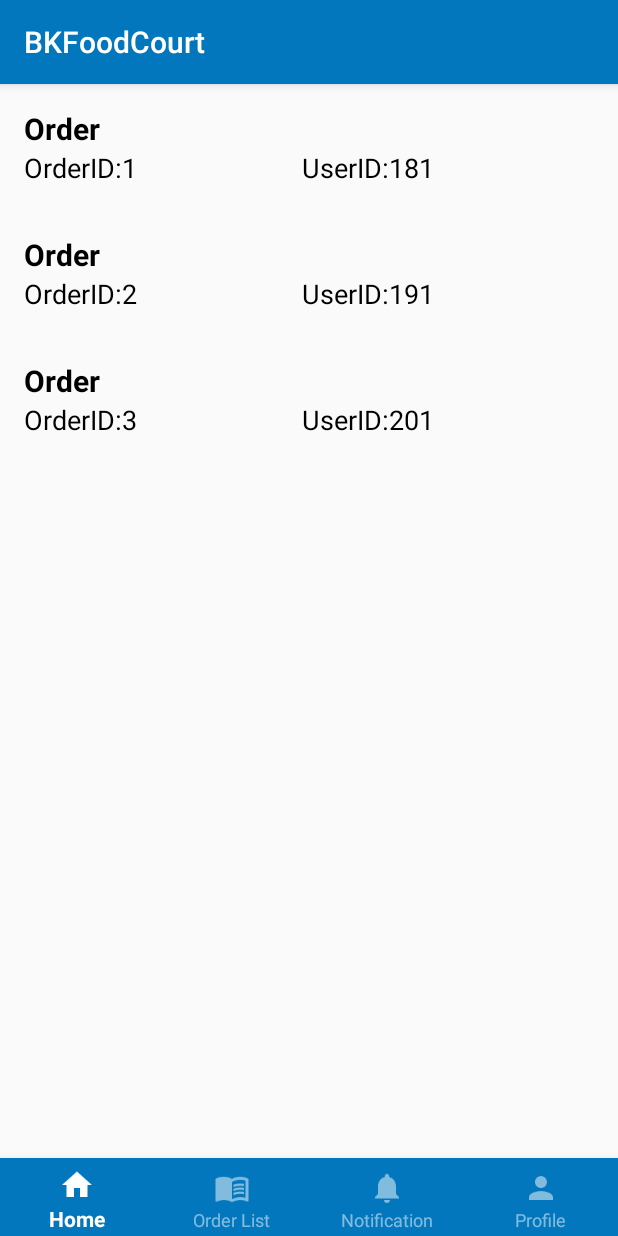
After one commit to binh234/bk-foodcourt, an Android app: the fragment OrderListFragment placed in its activity, on a phone screen of 412 x 824 dp. The commit adds this screen. Run offline under Robolectric (Android 15) with nearby library versions, the phone set to English and light mode, and no system bars.

Commit message:
Cook - OrderList view

```diff
--- a/BKFoodCourt/app/build.gradle
+++ b/BKFoodCourt/app/build.gradle
@@ -26,11 +26,12 @@ android {
 dependencies {
     implementation fileTree(dir: "libs", include: ["*.jar"])
     implementation 'androidx.appcompat:appcompat:1.1.0'
-    implementation 'com.android.support:appcompat-v7:30.1.0'
-    implementation 'com.android.support:design:30.1.0'
+//    implementation 'com.android.support:appcompat-v7:30.1.0'
+//    implementation 'com.android.support:design:30.1.0'
     implementation 'androidx.constraintlayout:constraintlayout:1.1.3'
     implementation 'com.google.firebase:firebase-auth:16.0.5'
     implementation 'com.google.android.material:material:1.1.0'
+    implementation 'androidx.legacy:legacy-support-v4:1.0.0'
     testImplementation 'junit:junit:4.12'
     androidTestImplementation 'androidx.test.ext:junit:1.1.1'
     androidTestImplementation 'androidx.test.espresso:espresso-core:3.2.0'
--- a/BKFoodCourt/app/src/main/java/com/example/bkfoodcourt/Cook.java
+++ b/BKFoodCourt/app/src/main/java/com/example/bkfoodcourt/Cook.java
@@ -1,14 +1,59 @@
 package com.example.bkfoodcourt;
 
 import android.os.Bundle;
+import android.view.MenuItem;
+import android.widget.FrameLayout;
 
+import androidx.annotation.NonNull;
 import androidx.appcompat.app.AppCompatActivity;
+import androidx.fragment.app.Fragment;
+import androidx.fragment.app.FragmentTransaction;
+
+import com.google.android.material.bottomnavigation.BottomNavigationView;
 
 public class Cook extends AppCompatActivity {
+    private BottomNavigationView mMainNav;
+    private FrameLayout mMainFrame;
+    private Fragment homeFragment, orderListFragment, notiFragment, profileFragment;
 
     @Override
     protected void onCreate(Bundle savedInstanceState) {
         super.onCreate(savedInstanceState);
         setContentView(R.layout.activity_cook);
+
+        mMainNav = findViewById(R.id.mainNavigation);
+        mMainFrame = findViewById(R.id.mainFrame);
+        homeFragment = new HomeFragment();
+        orderListFragment = new OrderListFragment();
+        notiFragment = new NotificationFragment();
+        profileFragment = new ProfileFragment();
+
+        mMainNav.setOnNavigationItemSelectedListener(new BottomNavigationView.OnNavigationItemSelectedListener() {
+            @Override
+            public boolean onNavigationItemSelected(@NonNull MenuItem item) {
+                switch(item.getItemId()) {
+                    case R.id.navHome:
+                        setFragment(homeFragment);
+                        return true;
+                    case R.id.navOrderList:
+                        setFragment(orderListFragment);
+                        return true;
+                    case R.id.navNoti:
+                        setFragment(notiFragment);
+                        return true;
+                    case R.id.navProfile:
+                        setFragment(profileFragment);
+                        return true;
+                    default:
+                        return false;
+                }
+            }
+        });
+    }
+
+    private void setFragment(Fragment fragment) {
+        FragmentTransaction fragmentTransaction = getSupportFragmentManager().beginTransaction();
+        fragmentTransaction.replace(R.id.mainFrame, fragment);
+        fragmentTransaction.commit();
     }
 }
--- /dev/null
+++ b/BKFoodCourt/app/src/main/java/com/example/bkfoodcourt/HomeFragment.java
@@ -0,0 +1,63 @@
+package com.example.bkfoodcourt;
+
+import android.os.Bundle;
+import android.view.LayoutInflater;
+import android.view.View;
+import android.view.ViewGroup;
+
+import androidx.fragment.app.Fragment;
+
+/**
+ * A simple {@link Fragment} subclass.
+ * Use the {@link HomeFragment#newInstance} factory method to
+ * create an instance of this fragment.
+ */
+public class HomeFragment extends Fragment {
+
+    // TODO: Rename parameter arguments, choose names that match
+    // the fragment initialization parameters, e.g. ARG_ITEM_NUMBER
+    private static final String ARG_PARAM1 = "param1";
+    private static final String ARG_PARAM2 = "param2";
+
+    // TODO: Rename and change types of parameters
+    private String mParam1;
+    private String mParam2;
+
+    public HomeFragment() {
+        // Required empty public constructor
+    }
+
+    /**
+     * Use this factory method to create a new instance of
+     * this fragment using the provided parameters.
+     *
+     * @param param1 Parameter 1.
+     * @param param2 Parameter 2.
+     * @return A new instance of fragment HomeFragment.
+     */
+    // TODO: Rename and change types and number of parameters
+    public static HomeFragment newInstance(String param1, String param2) {
+        HomeFragment fragment = new HomeFragment();
+        Bundle args = new Bundle();
+        args.putString(ARG_PARAM1, param1);
+        args.putString(ARG_PARAM2, param2);
+        fragment.setArguments(args);
+        return fragment;
+    }
+
+    @Override
+    public void onCreate(Bundle savedInstanceState) {
+        super.onCreate(savedInstanceState);
+        if (getArguments() != null) {
+            mParam1 = getArguments().getString(ARG_PARAM1);
+            mParam2 = getArguments().getString(ARG_PARAM2);
+        }
+    }
+
+    @Override
+    public View onCreateView(LayoutInflater inflater, ViewGroup container,
+                             Bundle savedInstanceState) {
+        // Inflate the layout for this fragment
+        return inflater.inflate(R.layout.fragment_home, container, false);
+    }
+}
--- /dev/null
+++ b/BKFoodCourt/app/src/main/java/com/example/bkfoodcourt/ItemAdapter.java
@@ -0,0 +1,48 @@
+package com.example.bkfoodcourt;
+
+import android.view.LayoutInflater;
+import android.view.View;
+import android.view.ViewGroup;
+import android.widget.TextView;
+
+import androidx.annotation.NonNull;
+import androidx.recyclerview.widget.RecyclerView;
+
+import java.util.List;
+
+public class ItemAdapter extends RecyclerView.Adapter<ItemAdapter.ViewHolder> {
+
+    List<Row> itemList;
+    public ItemAdapter(List<Row> itemList) {
+        this.itemList = itemList;
+    }
+    @NonNull
+    @Override
+    public ItemAdapter.ViewHolder onCreateViewHolder(@NonNull ViewGroup parent, int viewType) {
+        View view = LayoutInflater.from(parent.getContext()).inflate(R.layout.row, parent, false);
+        ViewHolder viewHolder = new ViewHolder(view);
+
+        return viewHolder;
+    }
+
+    @Override
+    public void onBindViewHolder(@NonNull ItemAdapter.ViewHolder holder, int position) {
+        holder.orderID.setText(itemList.get(position).getOrderID());
+        holder.userID.setText(itemList.get(position).getUserID());
+    }
+
+    @Override
+    public int getItemCount() {
+        return itemList.size();
+    }
+
+    public class ViewHolder extends RecyclerView.ViewHolder {
+        TextView orderID, userID;
+
+        public ViewHolder(@NonNull View itemView) {
+            super(itemView);
+            orderID = itemView.findViewById(R.id.tvOrderID);
+            userID = itemView.findViewById(R.id.tvUserID);
+        }
+    }
+}
--- /dev/null
+++ b/BKFoodCourt/app/src/main/java/com/example/bkfoodcourt/NotificationFragment.java
@@ -0,0 +1,63 @@
+package com.example.bkfoodcourt;
+
+import android.os.Bundle;
+import android.view.LayoutInflater;
+import android.view.View;
+import android.view.ViewGroup;
+
+import androidx.fragment.app.Fragment;
+
+/**
+ * A simple {@link Fragment} subclass.
+ * Use the {@link NotificationFragment#newInstance} factory method to
+ * create an instance of this fragment.
+ */
+public class NotificationFragment extends Fragment {
+
+    // TODO: Rename parameter arguments, choose names that match
+    // the fragment initialization parameters, e.g. ARG_ITEM_NUMBER
+    private static final String ARG_PARAM1 = "param1";
+    private static final String ARG_PARAM2 = "param2";
+
+    // TODO: Rename and change types of parameters
+    private String mParam1;
+    private String mParam2;
+
+    public NotificationFragment() {
+        // Required empty public constructor
+    }
+
+    /**
+     * Use this factory method to create a new instance of
+     * this fragment using the provided parameters.
+     *
+     * @param param1 Parameter 1.
+     * @param param2 Parameter 2.
+     * @return A new instance of fragment NotificationFragment.
+     */
+    // TODO: Rename and change types and number of parameters
+    public static NotificationFragment newInstance(String param1, String param2) {
+        NotificationFragment fragment = new NotificationFragment();
+        Bundle args = new Bundle();
+        args.putString(ARG_PARAM1, param1);
+        args.putString(ARG_PARAM2, param2);
+        fragment.setArguments(args);
+        return fragment;
+    }
+
+    @Override
+    public void onCreate(Bundle savedInstanceState) {
+        super.onCreate(savedInstanceState);
+        if (getArguments() != null) {
+            mParam1 = getArguments().getString(ARG_PARAM1);
+            mParam2 = getArguments().getString(ARG_PARAM2);
+        }
+    }
+
+    @Override
+    public View onCreateView(LayoutInflater inflater, ViewGroup container,
+                             Bundle savedInstanceState) {
+        // Inflate the layout for this fragment
+        return inflater.inflate(R.layout.fragment_notification, container, false);
+    }
+}
--- /dev/null
+++ b/BKFoodCourt/app/src/main/java/com/example/bkfoodcourt/OrderListFragment.java
@@ -0,0 +1,44 @@
+package com.example.bkfoodcourt;
+
+import android.os.Bundle;
+import android.view.LayoutInflater;
+import android.view.View;
+import android.view.ViewGroup;
+
+import androidx.annotation.NonNull;
+import androidx.annotation.Nullable;
+import androidx.fragment.app.Fragment;
+import androidx.recyclerview.widget.LinearLayoutManager;
+import androidx.recyclerview.widget.RecyclerView;
+
+import java.util.ArrayList;
+import java.util.List;
+
+public class OrderListFragment extends Fragment {
+
+    public OrderListFragment() {
+
+    }
+
+    RecyclerView recyclerView;
+    List<Row> orderList;
+    @Override
+    public View onCreateView(@NonNull LayoutInflater inflater, @Nullable ViewGroup container, @Nullable Bundle savedInstanceState) {
+        View view = inflater.inflate(R.layout.fragment_order_list, container, false);
+
+        recyclerView = view.findViewById(R.id.rvOrderList);
+        recyclerView.setHasFixedSize(true);
+        recyclerView.setLayoutManager(new LinearLayoutManager(getContext()));
+
+        recyclerView.setAdapter(new ItemAdapter(initData()));
+        return view;
+    }
+
+    private List<Row> initData() {
+        orderList = new ArrayList<>();
+        orderList.add(new Row("1", "181"));
+        orderList.add(new Row("2", "191"));
+        orderList.add(new Row("3", "201"));
+        return orderList;
+    }
+}
--- /dev/null
+++ b/BKFoodCourt/app/src/main/java/com/example/bkfoodcourt/ProfileFragment.java
@@ -0,0 +1,63 @@
+package com.example.bkfoodcourt;
+
+import android.os.Bundle;
+import android.view.LayoutInflater;
+import android.view.View;
+import android.view.ViewGroup;
+
+import androidx.fragment.app.Fragment;
+
+/**
+ * A simple {@link Fragment} subclass.
+ * Use the {@link ProfileFragment#newInstance} factory method to
+ * create an instance of this fragment.
+ */
+public class ProfileFragment extends Fragment {
+
+    // TODO: Rename parameter arguments, choose names that match
+    // the fragment initialization parameters, e.g. ARG_ITEM_NUMBER
+    private static final String ARG_PARAM1 = "param1";
+    private static final String ARG_PARAM2 = "param2";
+
+    // TODO: Rename and change types of parameters
+    private String mParam1;
+    private String mParam2;
+
+    public ProfileFragment() {
+        // Required empty public constructor
+    }
+
+    /**
+     * Use this factory method to create a new instance of
+     * this fragment using the provided parameters.
+     *
+     * @param param1 Parameter 1.
+     * @param param2 Parameter 2.
+     * @return A new instance of fragment ProfileFragment.
+     */
+    // TODO: Rename and change types and number of parameters
+    public static ProfileFragment newInstance(String param1, String param2) {
+        ProfileFragment fragment = new ProfileFragment();
+        Bundle args = new Bundle();
+        args.putString(ARG_PARAM1, param1);
+        args.putString(ARG_PARAM2, param2);
+        fragment.setArguments(args);
+        return fragment;
+    }
+
+    @Override
+    public void onCreate(Bundle savedInstanceState) {
+        super.onCreate(savedInstanceState);
+        if (getArguments() != null) {
+            mParam1 = getArguments().getString(ARG_PARAM1);
+            mParam2 = getArguments().getString(ARG_PARAM2);
+        }
+    }
+
+    @Override
+    public View onCreateView(LayoutInflater inflater, ViewGroup container,
+                             Bundle savedInstanceState) {
+        // Inflate the layout for this fragment
+        return inflater.inflate(R.layout.fragment_profile, container, false);
+    }
+}
--- /dev/null
+++ b/BKFoodCourt/app/src/main/java/com/example/bkfoodcourt/Row.java
@@ -0,0 +1,27 @@
+package com.example.bkfoodcourt;
+
+public class Row {
+    private String orderID;
+    private String userID;
+
+    public Row(String orderID, String userID) {
+        this.orderID = orderID;
+        this.userID = userID;
+    }
+
+    public String getOrderID() {
+        return orderID;
+    }
+
+    public String getUserID() {
+        return userID;
+    }
+
+    public void setOrderID(String orderID) {
+        this.orderID = orderID;
+    }
+
+    public void setUserID(String userID) {
+        this.userID = userID;
+    }
+}
--- /dev/null
+++ b/BKFoodCourt/app/src/main/res/color/nav_item_colors.xml
@@ -0,0 +1,6 @@
+<?xml version="1.0" encoding="utf-8"?>
+<selector xmlns:android="http://schemas.android.com/apk/res/android">
+    <item android:color="@color/colorWhite"
+        android:state_checked="true" />
+    <item android:color="@color/colorWhiteTransparent" />
+</selector>
--- a/BKFoodCourt/app/src/main/res/layout/activity_cook.xml
+++ b/BKFoodCourt/app/src/main/res/layout/activity_cook.xml
@@ -2,16 +2,27 @@
 <RelativeLayout xmlns:android="http://schemas.android.com/apk/res/android"
     xmlns:app="http://schemas.android.com/apk/res-auto"
     xmlns:tools="http://schemas.android.com/tools"
-    android:layout_width="wrap_content"
-    android:layout_height="wrap_content"
+    android:layout_width="match_parent"
+    android:layout_height="match_parent"
     tools:context=".Cook">
 
     <com.google.android.material.bottomnavigation.BottomNavigationView
-        android:id="@+id/bNavigation"
+        android:id="@+id/mainNavigation"
         android:layout_width="match_parent"
         android:layout_height="56dp"
         android:layout_alignParentBottom="true"
-        android:layout_marginBottom="265dp"
-        android:background="#FFFFFF"
+        android:layout_marginBottom="-4dp"
+        app:itemBackground="@color/colorPrimary"
+        app:itemIconTint="@color/nav_item_colors"
+        app:itemTextColor="@color/nav_item_colors"
+        app:labelVisibilityMode="labeled"
         app:menu="@menu/nav_items"></com.google.android.material.bottomnavigation.BottomNavigationView>
+
+    <FrameLayout
+        android:id="@+id/mainFrame"
+        android:layout_width="match_parent"
+        android:layout_height="match_parent"
+        android:layout_above="@id/mainNavigation">
+
+    </FrameLayout>
 </RelativeLayout>
--- /dev/null
+++ b/BKFoodCourt/app/src/main/res/layout/fragment_order_list.xml
@@ -0,0 +1,12 @@
+<?xml version="1.0" encoding="utf-8"?>
+<FrameLayout xmlns:android="http://schemas.android.com/apk/res/android"
+    xmlns:tools="http://schemas.android.com/tools"
+    android:layout_width="match_parent"
+    android:layout_height="match_parent"
+    tools:context=".OrderListFragment">
+
+    <androidx.recyclerview.widget.RecyclerView
+        android:id="@+id/rvOrderList"
+        android:layout_width="match_parent"
+        android:layout_height="wrap_content" />
+</FrameLayout>
--- /dev/null
+++ b/BKFoodCourt/app/src/main/res/layout/row.xml
@@ -0,0 +1,56 @@
+<?xml version="1.0" encoding="utf-8"?>
+<LinearLayout
+    xmlns:android="http://schemas.android.com/apk/res/android"
+    android:layout_width="match_parent"
+    android:layout_height="wrap_content"
+    android:orientation="horizontal"
+    android:padding="16dp"
+    >
+    <LinearLayout
+        android:layout_width="match_parent"
+        android:layout_height="wrap_content"
+        android:orientation="vertical">
+        <TextView
+            android:layout_width="match_parent"
+            android:layout_height="wrap_content"
+            android:text="Order"
+            android:textSize="20dp"
+            android:textStyle="bold"
+            android:textColor="#000">
+        </TextView>
+
+        <LinearLayout
+            android:layout_width="match_parent"
+            android:layout_height="wrap_content"
+            android:orientation="horizontal">
+
+            <TextView
+                android:layout_width="wrap_content"
+                android:layout_height="wrap_content"
+                android:text="OrderID:"
+                android:textColor="#000"
+                android:textSize="18dp"></TextView>
+
+            <TextView
+                android:id="@+id/tvOrderID"
+                android:layout_width="120dp"
+                android:layout_height="wrap_content"
+                android:textColor="#000"
+                android:textSize="18dp"></TextView>
+
+            <TextView
+                android:layout_width="wrap_content"
+                android:layout_height="wrap_content"
+                android:text="UserID:"
+                android:textColor="#000"
+                android:textSize="18dp"></TextView>
+
+            <TextView
+                android:id="@+id/tvUserID"
+                android:layout_width="wrap_content"
+                android:layout_height="wrap_content"
+                android:textColor="#000"
+                android:textSize="18dp"></TextView>
+        </LinearLayout>
+    </LinearLayout>
+</LinearLayout>
--- a/BKFoodCourt/app/src/main/res/menu/nav_items.xml
+++ b/BKFoodCourt/app/src/main/res/menu/nav_items.xml
@@ -3,19 +3,19 @@
     xmlns:android="http://schemas.android.com/apk/res/android">
 
     <item
-        android:id="@+id/menuHome"
+        android:id="@+id/navHome"
         android:icon="@drawable/baseline_home_black_24dp"
         android:title="@string/nav_home" />
     <item
-        android:id="@+id/menuOrderList"
+        android:id="@+id/navOrderList"
         android:icon="@drawable/baseline_menu_book_black_24dp"
         android:title="@string/nav_Order" />
     <item
-        android:id="@+id/menuNoti"
+        android:id="@+id/navNoti"
         android:icon="@drawable/baseline_notifications_black_24dp"
         android:title="@string/nav_noti" />
     <item
-        android:id="@+id/menuProfile"
+        android:id="@+id/navProfile"
         android:icon="@drawable/baseline_person_black_24dp"
         android:title="@string/nav_profile" />
 </menu>
--- a/BKFoodCourt/app/src/main/res/values/colors.xml
+++ b/BKFoodCourt/app/src/main/res/values/colors.xml
@@ -1,6 +1,8 @@
 <?xml version="1.0" encoding="utf-8"?>
 <resources>
-    <color name="colorPrimary">#6200EE</color>
-    <color name="colorPrimaryDark">#3700B3</color>
+    <color name="colorPrimary">#0277bd</color>
+    <color name="colorPrimaryDark">#01579b</color>
     <color name="colorAccent">#03DAC5</color>
+    <color name="colorWhite">#ffffff</color>
+    <color name="colorWhiteTransparent">#80ffffff</color>
 </resources>
--- a/BKFoodCourt/app/src/main/res/values/strings.xml
+++ b/BKFoodCourt/app/src/main/res/values/strings.xml
@@ -2,11 +2,13 @@
     <string name="app_name">BKFoodCourt</string>
     <string name="nav_home">Home</string>
     <string name="nav_Order">Order List</string>
-    <string name="nav_noti">Notifications</string>
+    <string name="nav_noti">Notification</string>
     <string name="nav_profile">Profile</string>
     <string-array name="user_choice">
         <item>Customer</item>
         <item>Cook</item>
         <item>Manager</item>
     </string-array>
+    <!-- TODO: Remove or change this placeholder text -->
+    <string name="hello_blank_fragment">Hello blank fragment</string>
 </resources>
```
Also changed, not shown: BKFoodCourt/app/src/main/java/com/example/bkfoodcourt/MainActivity.java (+5 -4 lines), BKFoodCourt/app/src/main/res/layout/fragment_home.xml (added, +14 -0 lines), BKFoodCourt/app/src/main/res/layout/fragment_notification.xml (added, +14 -0 lines), BKFoodCourt/app/src/main/res/layout/fragment_profile.xml (added, +14 -0 lines).
